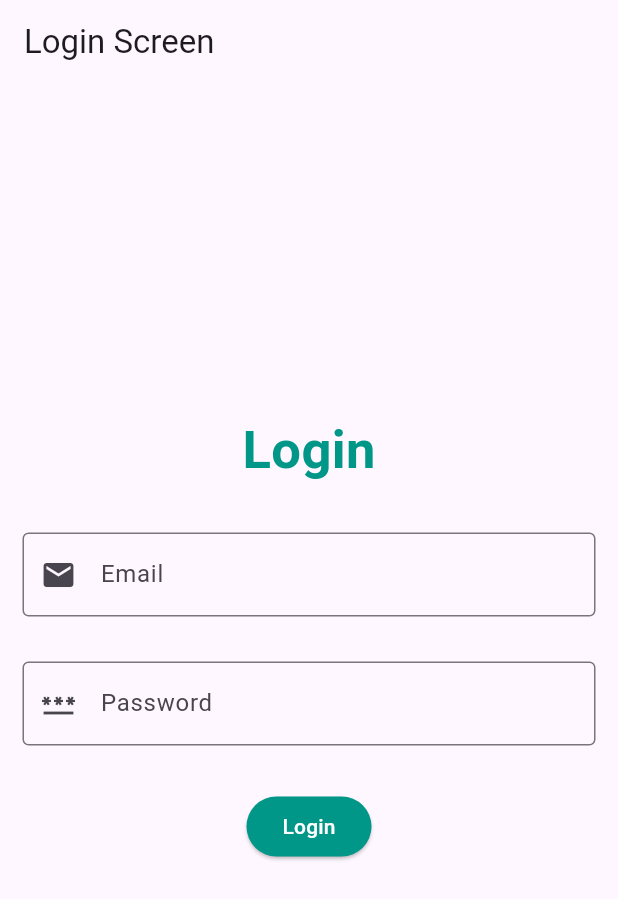
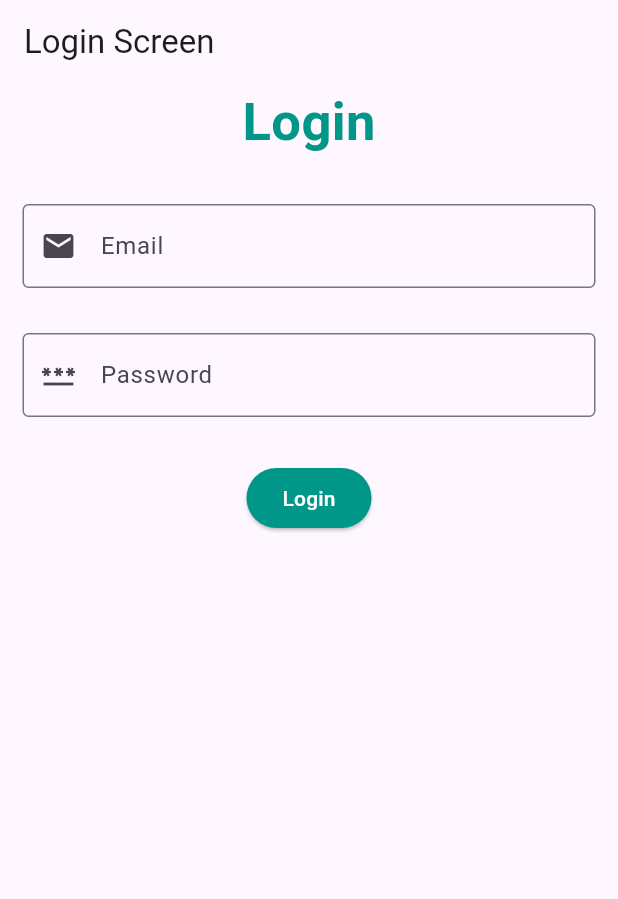
Before and after one commit to mehulsingh010/Flutter_Assg, a Flutter app: the screen it shows after launch, on a phone screen of 412 x 824 dp. Shown: the top 899 px of the screen. Run offline on Flutter 3.47's test engine with Material 3 defaults, Android fonts, the phone set to English and light mode, and no system bars.

Commit message:
fix: wrapped the Column in a SingleChildScrollView

```diff
--- a/lib/main.dart
+++ b/lib/main.dart
@@ -42,7 +42,8 @@ class _LoginPageState extends State<LoginPage> {
   Widget build(BuildContext context) {
     return Scaffold(
       appBar: AppBar(title: Text('Login Screen')),
-      body: Column(
+      body: SingleChildScrollView(
+        child: Column(
           mainAxisAlignment: MainAxisAlignment.center,
           crossAxisAlignment: CrossAxisAlignment.center,
           children: [
@@ -123,7 +124,8 @@ class _LoginPageState extends State<LoginPage> {
                         },
                         style: ElevatedButton.styleFrom(
                           backgroundColor: Colors.teal, // was 'color' before
-                        foregroundColor: Colors.white, // was 'textColor' before
+                          foregroundColor:
+                              Colors.white, // was 'textColor' before
                         ),
                         child: Text('Login'),
                       ),
@@ -134,6 +136,7 @@ class _LoginPageState extends State<LoginPage> {
             ),
           ],
         ),
+      ),
     );
   }
 }
```
Lines whose indentation alone changed are shown as unchanged.
